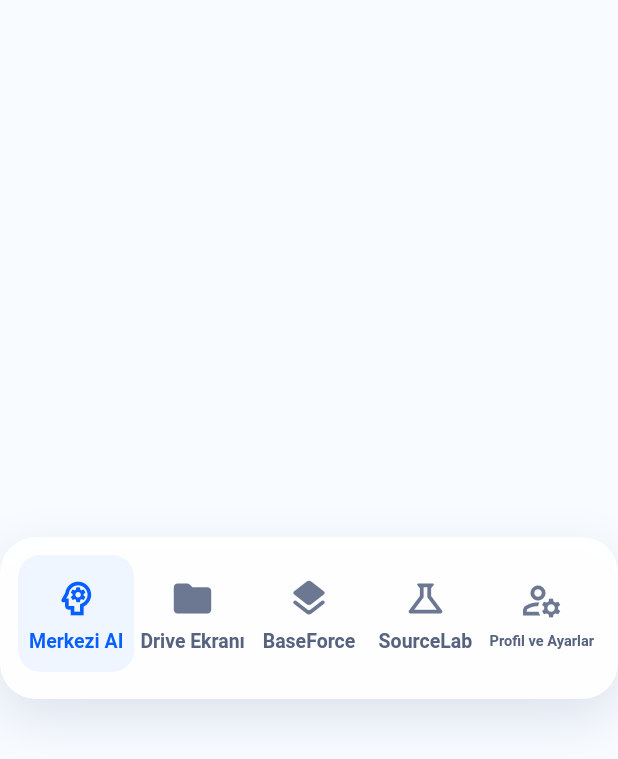
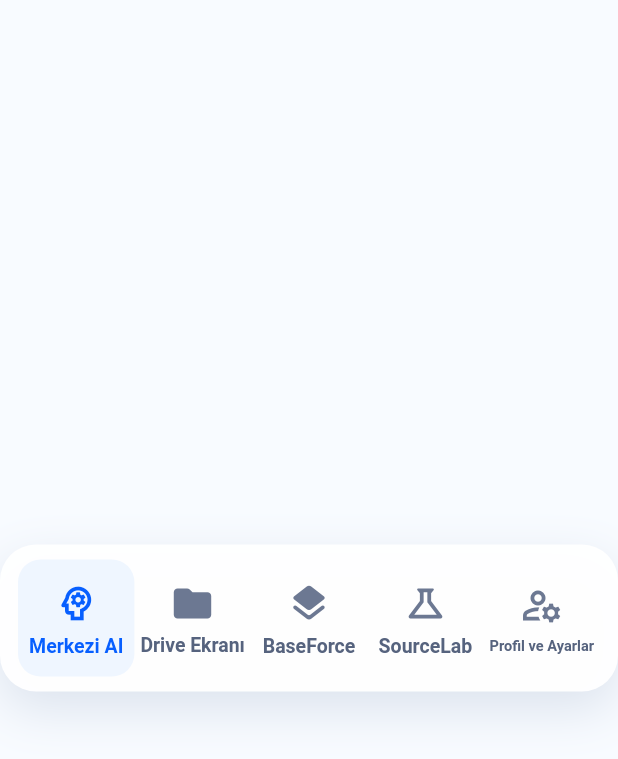
Before and after one commit to kemaltuncer-generaladmin/medasi-sourcebase, a Flutter app: the SourceBaseBottomNav widget shown alone on an empty page, opened directly with empty values, on a phone screen of 412 x 824 dp. Shown: the top 759 px of the screen. Run offline on Flutter 3.47's test engine with Material 3 defaults, Android fonts, the phone set to English and light mode, and no system bars; our stand-ins replace responsive_builder, supabase_flutter; missing offline and left inert: dart:html; accounts and stored records are empty.

Commit message:
design(sourcebase): respect bottom safe area and hide raw load errors
- Lift the floating bottom nav above the device home-indicator inset and
  even out its internal padding so it no longer sits under the gesture bar.
- Extend WorkspaceScroll's mobile bottom padding by the safe-area inset so
  scrolled content always clears the lifted nav.
- Replace the raw StateError string shown when the Drive workspace fails to
  load with a human message; log the technical detail via debugPrint.

Co-Authored-By: Claude Opus 4.7 <noreply@anthropic.com>

```diff
--- a/lib/features/drive/presentation/screens/drive_workspace_screen.dart
+++ b/lib/features/drive/presentation/screens/drive_workspace_screen.dart
@@ -77,9 +77,11 @@ class _DriveWorkspaceScreenState extends State<DriveWorkspaceScreen> {
         loading = false;
       });
     } catch (e) {
+      debugPrint('SourceBase workspace load failed: $e');
       if (!mounted) return;
       setState(() {
-        errorMessage = e.toString();
+        errorMessage =
+            'Drive alanın şu anda açılamadı. Bağlantını kontrol edip tekrar dene.';
         loading = false;
       });
     }
--- a/lib/features/drive/presentation/widgets/drive_ui.dart
+++ b/lib/features/drive/presentation/widgets/drive_ui.dart
@@ -44,7 +44,9 @@ class WorkspaceScroll extends StatelessWidget {
     final isDesktop = ResponsiveLayout.isDesktop(context);
     final isTablet = ResponsiveLayout.isTablet(context);
     final horizontalPadding = ResponsiveLayout.getHorizontalPadding(context);
-    final bottomPadding = isDesktop ? 48.0 : (isTablet ? 48.0 : 138.0);
+    final bottomPadding = isDesktop || isTablet
+        ? 48.0
+        : 132.0 + MediaQuery.viewPaddingOf(context).bottom;
     final topPadding = isDesktop || isTablet
         ? 18.0
         : MediaQuery.viewPaddingOf(context).top + 8.0;
--- a/lib/features/drive/presentation/widgets/sourcebase_bottom_nav.dart
+++ b/lib/features/drive/presentation/widgets/sourcebase_bottom_nav.dart
@@ -22,15 +22,17 @@ class SourceBaseBottomNav extends StatelessWidget {
       _BottomItem(Icons.manage_accounts_outlined, 'Profil ve Ayarlar'),
     ];
 
+    final bottomInset = MediaQuery.viewPaddingOf(context).bottom;
+
     return Positioned(
       left: 14,
       right: 14,
-      bottom: 10,
+      bottom: 10 + bottomInset,
       child: Center(
         child: ConstrainedBox(
           constraints: const BoxConstraints(maxWidth: 500),
           child: Container(
-            padding: const EdgeInsets.fromLTRB(12, 12, 12, 18),
+            padding: const EdgeInsets.fromLTRB(12, 10, 12, 10),
             decoration: BoxDecoration(
               color: Colors.white.withValues(alpha: .96),
               borderRadius: BorderRadius.circular(24),
```
